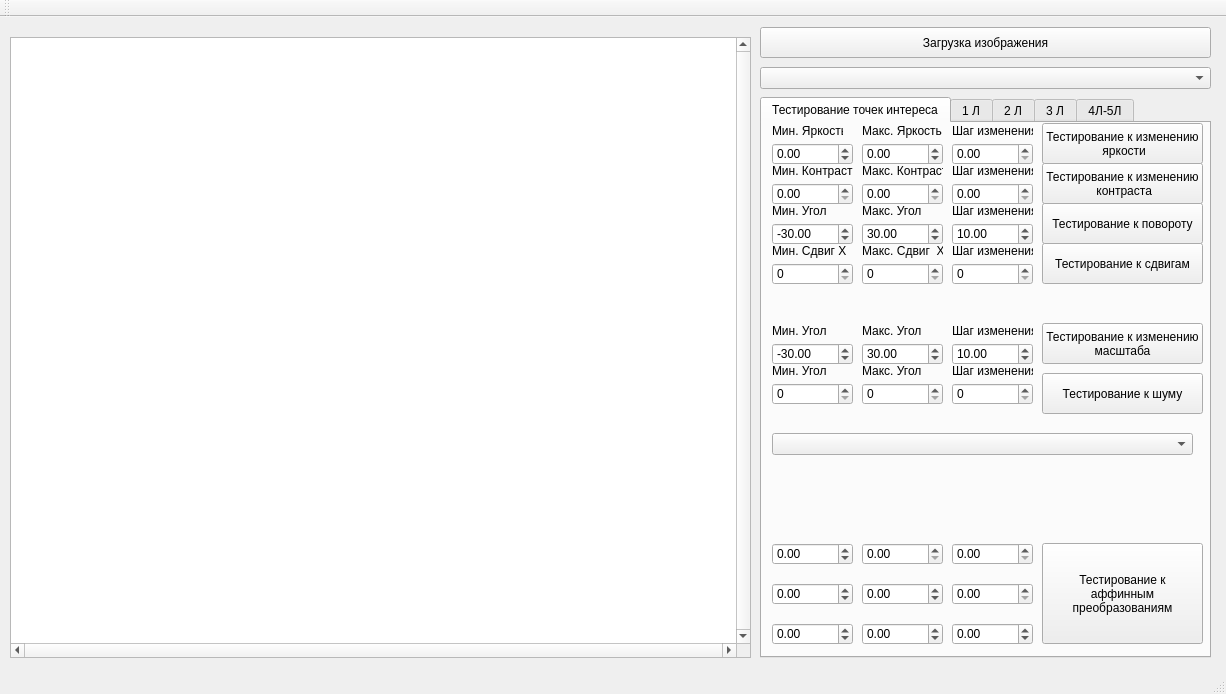
Qt form mainwindow.ui (StenFox/Image) before a commit.
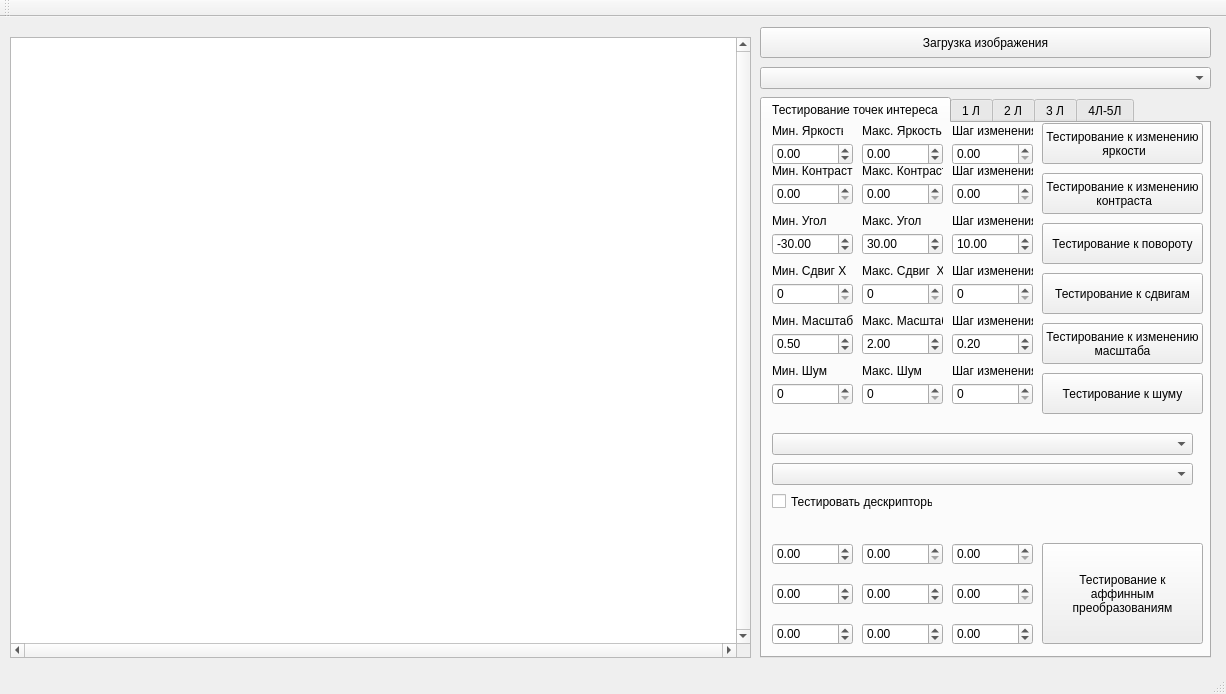
The same form after that commit.

The edit to the form file:
```diff
--- a/mainwindow.ui
+++ b/mainwindow.ui
@@ -184,7 +184,7 @@
       <property name="geometry">
        <rect>
         <x>10</x>
-        <y>100</y>
+        <y>110</y>
         <width>81</width>
         <height>22</height>
        </rect>
@@ -203,7 +203,7 @@
       <property name="geometry">
        <rect>
         <x>100</x>
-        <y>100</y>
+        <y>110</y>
         <width>81</width>
         <height>22</height>
        </rect>
@@ -219,7 +219,7 @@
       <property name="geometry">
        <rect>
         <x>190</x>
-        <y>100</y>
+        <y>110</y>
         <width>81</width>
         <height>22</height>
        </rect>
@@ -235,7 +235,7 @@
       <property name="geometry">
        <rect>
         <x>280</x>
-        <y>80</y>
+        <y>100</y>
         <width>161</width>
         <height>41</height>
        </rect>
@@ -458,7 +458,7 @@
       <property name="geometry">
        <rect>
         <x>100</x>
-        <y>80</y>
+        <y>90</y>
         <width>81</width>
         <height>16</height>
        </rect>
@@ -471,7 +471,7 @@
       <property name="geometry">
        <rect>
         <x>190</x>
-        <y>80</y>
+        <y>90</y>
         <width>81</width>
         <height>16</height>
        </rect>
@@ -484,7 +484,7 @@
       <property name="geometry">
        <rect>
         <x>10</x>
-        <y>80</y>
+        <y>90</y>
         <width>81</width>
         <height>16</height>
        </rect>
@@ -511,7 +511,7 @@
       <property name="geometry">
        <rect>
         <x>280</x>
-        <y>40</y>
+        <y>50</y>
         <width>161</width>
         <height>41</height>
        </rect>
@@ -525,7 +525,7 @@
       <property name="geometry">
        <rect>
         <x>280</x>
-        <y>120</y>
+        <y>150</y>
         <width>161</width>
         <height>41</height>
        </rect>
@@ -553,7 +553,7 @@
       <property name="geometry">
        <rect>
         <x>10</x>
-        <y>140</y>
+        <y>160</y>
         <width>81</width>
         <height>22</height>
        </rect>
@@ -563,7 +563,7 @@
       <property name="geometry">
        <rect>
         <x>190</x>
-        <y>140</y>
+        <y>160</y>
         <width>81</width>
         <height>22</height>
        </rect>
@@ -573,7 +573,7 @@
       <property name="geometry">
        <rect>
         <x>100</x>
-        <y>140</y>
+        <y>160</y>
         <width>81</width>
         <height>22</height>
        </rect>
@@ -583,7 +583,7 @@
       <property name="geometry">
        <rect>
         <x>10</x>
-        <y>120</y>
+        <y>140</y>
         <width>81</width>
         <height>16</height>
        </rect>
@@ -596,7 +596,7 @@
       <property name="geometry">
        <rect>
         <x>100</x>
-        <y>120</y>
+        <y>140</y>
         <width>81</width>
         <height>16</height>
        </rect>
@@ -609,7 +609,7 @@
       <property name="geometry">
        <rect>
         <x>190</x>
-        <y>120</y>
+        <y>140</y>
         <width>81</width>
         <height>16</height>
        </rect>
@@ -622,68 +622,68 @@
       <property name="geometry">
        <rect>
         <x>10</x>
-        <y>220</y>
+        <y>210</y>
         <width>81</width>
         <height>22</height>
        </rect>
       </property>
       <property name="minimum">
-       <double>-180.000000000000000</double>
+       <double>0.000000000000000</double>
       </property>
       <property name="maximum">
-       <double>180.000000000000000</double>
+       <double>5.000000000000000</double>
       </property>
       <property name="value">
-       <double>-30.000000000000000</double>
+       <double>0.500000000000000</double>
       </property>
      </widget>
      <widget class="QDoubleSpinBox" name="stepAgleRotateChange_2">
       <property name="geometry">
        <rect>
         <x>190</x>
-        <y>220</y>
+        <y>210</y>
         <width>81</width>
         <height>22</height>
        </rect>
       </property>
       <property name="maximum">
-       <double>60.000000000000000</double>
+       <double>1.000000000000000</double>
       </property>
       <property name="value">
-       <double>10.000000000000000</double>
+       <double>0.200000000000000</double>
       </property>
      </widget>
      <widget class="QLabel" name="label_21">
       <property name="geometry">
        <rect>
         <x>10</x>
-        <y>200</y>
+        <y>190</y>
         <width>81</width>
         <height>16</height>
        </rect>
       </property>
       <property name="text">
-       <string>Мин. Угол</string>
+       <string>Мин. Масштаб</string>
       </property>
      </widget>
      <widget class="QLabel" name="label_22">
       <property name="geometry">
        <rect>
         <x>100</x>
-        <y>200</y>
+        <y>190</y>
         <width>81</width>
         <height>16</height>
        </rect>
       </property>
       <property name="text">
-       <string>Макс. Угол</string>
+       <string>Макс. Масштаб</string>
       </property>
      </widget>
      <widget class="QLabel" name="label_23">
       <property name="geometry">
        <rect>
         <x>190</x>
-        <y>200</y>
+        <y>190</y>
         <width>81</width>
         <height>16</height>
        </rect>
@@ -696,16 +696,19 @@
       <property name="geometry">
        <rect>
         <x>100</x>
-        <y>220</y>
+        <y>210</y>
         <width>81</width>
         <height>22</height>
        </rect>
       </property>
       <property name="minimum">
-       <double>-180.000000000000000</double>
+       <double>0.000000000000000</double>
+      </property>
+      <property name="maximum">
+       <double>5.000000000000000</double>
       </property>
       <property name="value">
-       <double>30.000000000000000</double>
+       <double>2.000000000000000</double>
       </property>
      </widget>
      <widget class="QLabel" name="label_24">
@@ -731,7 +734,7 @@
        </rect>
       </property>
       <property name="text">
-       <string>Макс. Угол</string>
+       <string>Макс. Шум</string>
       </property>
      </widget>
      <widget class="QSpinBox" name="MaxAgleRotate_3">
@@ -774,7 +777,7 @@
        </rect>
       </property>
       <property name="text">
-       <string>Мин. Угол</string>
+       <string>Мин. Шум</string>
       </property>
      </widget>
      <widget class="QPushButton" name="TestContrast_4">
@@ -804,6 +807,29 @@
        <string>Тестирование к шуму</string>
       </property>
      </widget>
+     <widget class="QComboBox" name="DescriptorsList">
+      <property name="geometry">
+       <rect>
+        <x>10</x>
+        <y>340</y>
+        <width>421</width>
+        <height>22</height>
+       </rect>
+      </property>
+     </widget>
+     <widget class="QCheckBox" name="TestDescriptors">
+      <property name="geometry">
+       <rect>
+        <x>10</x>
+        <y>370</y>
+        <width>161</width>
+        <height>17</height>
+       </rect>
+      </property>
+      <property name="text">
+       <string>Тестировать дескрипторы</string>
+      </property>
+     </widget>
     </widget>
     <widget class="QWidget" name="lab1">
      <attribute name="title">
```
Left out of the diff: 18 changed lines with no effect on the pictures.
